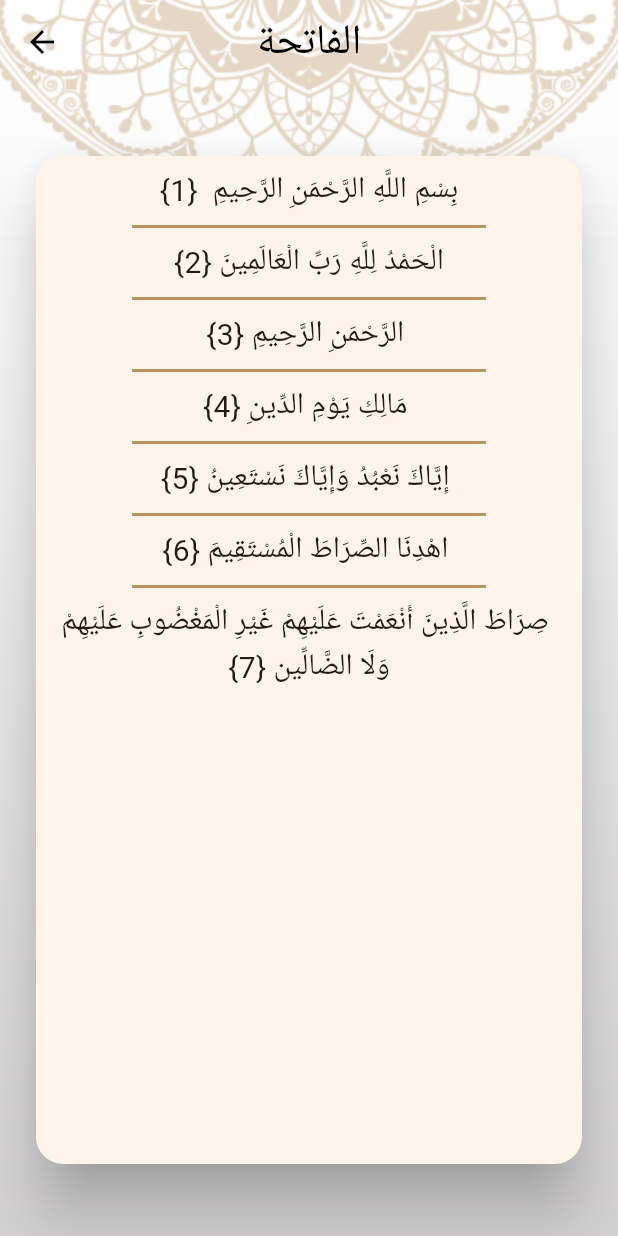
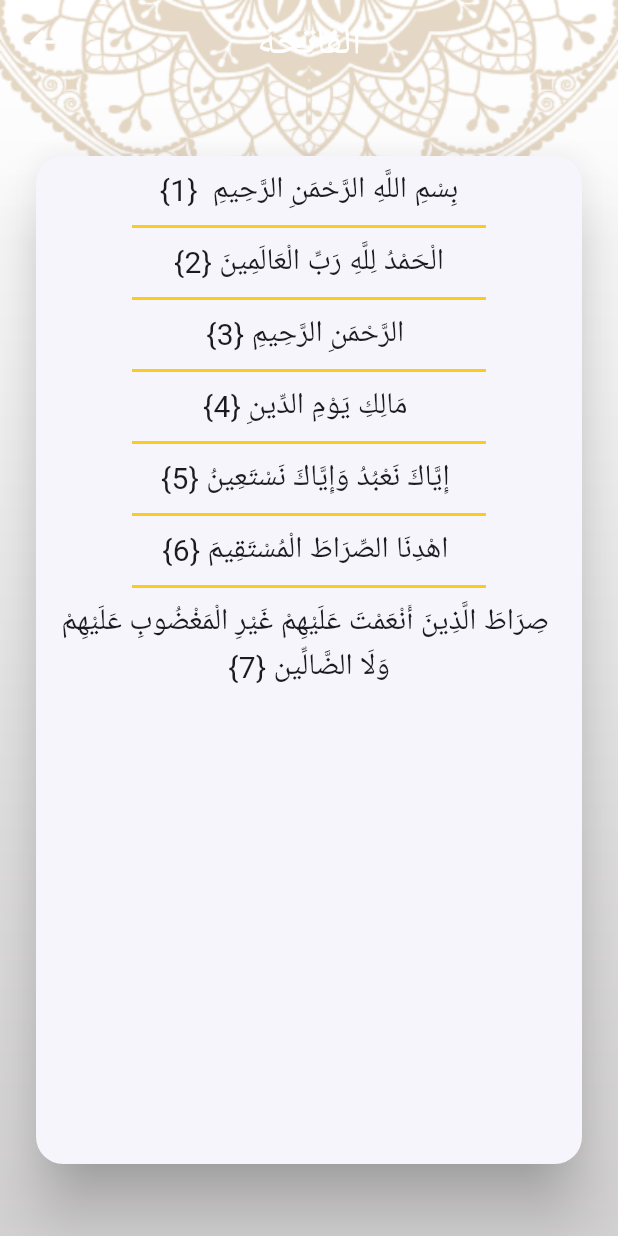
Before and after one commit to egypty3/islami, a Flutter app: the screen it shows after launch, after a tap on "الفاتحة", on a phone screen of 412 x 824 dp. Run offline on Flutter 3.47's test engine with Material 3 defaults, Android fonts, the light colour scheme and no system bars.

Commit message:
themeing middle

```diff
--- a/lib/main.dart
+++ b/lib/main.dart
@@ -1,5 +1,6 @@
 import 'dart:async';
 import 'package:flutter/material.dart';
+import 'package:islami/ui/MyThemeData.dart';
 import 'package:islami/ui/hadethDetails/HadethDetailsScreen.dart';
 import 'ui/Splash/SplashScreen.dart';
 import 'ui/chapterDetails/ChapterDetailsScreen.dart';
@@ -14,42 +15,9 @@ class MyApp extends StatelessWidget {
   Widget build(BuildContext context) {
     return MaterialApp(
       title: 'Splash Screen',
-      theme: ThemeData(
-        cardTheme: CardTheme(
-          surfaceTintColor:  Colors.white,
-          elevation: 18,
-          shape: RoundedRectangleBorder(
-              borderRadius: BorderRadius.circular(18)),
-        ),
-        appBarTheme: const AppBarTheme(
-            backgroundColor: Colors.transparent,
-          centerTitle: true,
-          titleTextStyle: TextStyle(color: Colors.black, fontSize: 28),
-          iconTheme: IconThemeData(
-            color: Colors.black
-          )
-        ),
-        bottomNavigationBarTheme: const BottomNavigationBarThemeData(
-          selectedItemColor: Colors.black,
-          unselectedItemColor: Colors.white,
-          selectedIconTheme: IconThemeData(
-            size: 32
-          )
-        ),
-        scaffoldBackgroundColor: Colors.transparent,
-        colorScheme: ColorScheme.fromSeed(
-            seedColor: Color(0xFFB7935F),
-            primary: Color(0xFFB7935F),
-            secondary: Color(0x87B7935F),
-            onPrimary: Colors.white,
-            onSecondary: Colors.black
-        ),
-        useMaterial3: true,
-      ),
-      darkTheme: ThemeData(
-
-      ),
-      themeMode: ThemeMode.light ,
+      theme: MyThemeData.lightTheme,
+      darkTheme: MyThemeData.darkTheme,
+      themeMode: ThemeMode.dark ,
       routes: {
         SplashScreen.routeName: (_) => SplashScreen(),
         ChapterDetailsScreen.routeName: (_)=>ChapterDetailsScreen(),
--- /dev/null
+++ b/lib/ui/MyThemeData.dart
@@ -0,0 +1,91 @@
+import 'package:flutter/material.dart';
+
+class MyThemeData{
+  static bool isDarkEnabled = true;
+  static const Color lightPrimary = Color(0xFFB7935F);
+  static const Color darkPrimary = Color(0xFF141A2E);
+  static const Color darkSecondary = Color(0xFFFACC1D);
+  static ThemeData lightTheme = ThemeData(
+    textTheme: TextTheme(
+      headlineSmall: TextStyle(
+          fontSize: 25,
+          fontWeight: FontWeight.w600,
+          color: Colors.black
+      ) ,
+      titleMedium:  TextStyle(
+        fontSize: 25,
+        fontWeight: FontWeight.w400,
+        color: Colors.black
+      ),
+      bodyMedium: TextStyle(
+        fontWeight: FontWeight.w400,
+        fontSize: 20,
+        color: Colors.black
+      )
+    ),
+    cardTheme: CardTheme(
+      surfaceTintColor:  Colors.white,
+      elevation: 18,
+      shape: RoundedRectangleBorder(
+          borderRadius: BorderRadius.circular(18)),
+    ),
+    appBarTheme: const AppBarTheme(
+        backgroundColor: Colors.transparent,
+        centerTitle: true,
+        titleTextStyle: TextStyle(color: Colors.black, fontSize: 28),
+        iconTheme: IconThemeData(
+            color: Colors.black
+        )
+    ),
+    bottomNavigationBarTheme: const BottomNavigationBarThemeData(
+        selectedItemColor: Colors.black,
+        unselectedItemColor: Colors.white,
+        selectedIconTheme: IconThemeData(
+            size: 32
+        )
+    ),
+    scaffoldBackgroundColor: Colors.transparent,
+    colorScheme: ColorScheme.fromSeed(
+        seedColor: lightPrimary,
+        primary: lightPrimary,
+        secondary: Color(0x87B7935F),
+        onPrimary: Colors.white,
+        onSecondary: Colors.black
+    ),
+    dividerColor: darkPrimary,
+    useMaterial3: true,
+  );
+  static ThemeData darkTheme = ThemeData(
+    cardTheme: CardTheme(
+      surfaceTintColor:  Colors.white,
+      elevation: 18,
+      shape: RoundedRectangleBorder(
+          borderRadius: BorderRadius.circular(18)),
+    ),
+    appBarTheme: const AppBarTheme(
+        backgroundColor: Colors.transparent,
+        centerTitle: true,
+        titleTextStyle: TextStyle(color: Colors.white, fontSize: 28),
+        iconTheme: IconThemeData(
+            color: Colors.white
+        )
+    ),
+    bottomNavigationBarTheme: const BottomNavigationBarThemeData(
+        selectedItemColor: darkSecondary,
+        unselectedItemColor: Colors.white,
+        selectedIconTheme: IconThemeData(
+            size: 32
+        )
+    ),
+    scaffoldBackgroundColor: Colors.transparent,
+    colorScheme: ColorScheme.fromSeed(
+        seedColor: darkPrimary,
+        primary: darkPrimary,
+        secondary: darkPrimary,
+        onPrimary: Colors.white,
+        onSecondary: Colors.white,
+    ),
+    dividerColor: darkSecondary,
+    useMaterial3: true,
+  );
+}
--- a/lib/ui/chapterDetails/ChapterDetailsScreen.dart
+++ b/lib/ui/chapterDetails/ChapterDetailsScreen.dart
@@ -39,7 +39,7 @@ class _ChapterDetailsScreenState extends State<ChapterDetailsScreen> {
                   },
                   itemCount: verses.length,
                     separatorBuilder: (context, index) => Container(
-                      color: Theme.of(context).primaryColor,
+                      color: Theme.of(context).dividerColor,
                       width: double.infinity,
                       height: 2,
                       margin: EdgeInsets.symmetric(horizontal: 64),
--- a/lib/ui/home/HomeScreen.dart
+++ b/lib/ui/home/HomeScreen.dart
@@ -1,4 +1,5 @@
 import 'package:flutter/material.dart';
+import 'package:islami/ui/MyThemeData.dart';
 import 'package:islami/ui/home/settings/SettingsTab.dart';
 import 'hadeth/HadethTab.dart';
 import 'quran/QuranTab.dart';
@@ -20,7 +21,11 @@ class _HomeScreenState extends State<HomeScreen> {
     return Container(
         decoration: BoxDecoration(
             image: DecorationImage(
-                image: AssetImage('assets/images/main_background.png'))),
+                image:  AssetImage(MyThemeData.isDarkEnabled?
+                'assets/images/main_background_dark.png'
+                    :'assets/images/main_background.png')
+            )
+        ),
         child: Scaffold(
           appBar: AppBar(
 
--- a/lib/ui/home/hadeth/HadethTab.dart
+++ b/lib/ui/home/hadeth/HadethTab.dart
@@ -46,7 +46,7 @@ class _HadethTabState extends State<HadethTab> {
                     return HadethTitleWidget(allAhadeth[index]);
                   },
                   separatorBuilder: (context, index) => Container(
-                        color: Theme.of(context).primaryColor,
+                        color: Theme.of(context).dividerColor,
                         width: double.infinity,
                         height: 2,
                         margin: EdgeInsets.symmetric(horizontal: 64),
--- a/lib/ui/home/quran/QuranTab.dart
+++ b/lib/ui/home/quran/QuranTab.dart
@@ -133,7 +133,7 @@ class QuranTab extends StatelessWidget {
                 return ChapterTitleWidget(names[index],index);
               },
               separatorBuilder: (context, index) => Container(
-                    color: Theme.of(context).primaryColor,
+                    color: Theme.of(context).dividerColor,
                     width: double.infinity,
                     height: 2,
                     margin: EdgeInsets.symmetric(horizontal: 64),
```
